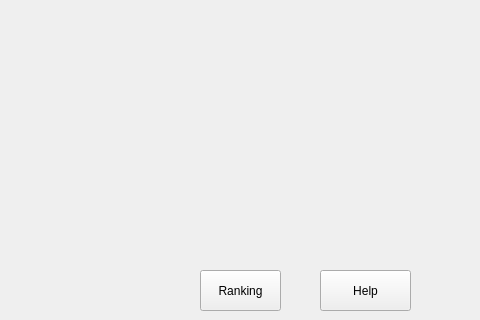
This is mainwindow.ui in hero919/ImagesMatching as Qt 5 draws it before an edit; both pictures show x 320 to 800 and y 280 to 600 of the 800 by 600 pixel window. The edited form follows.
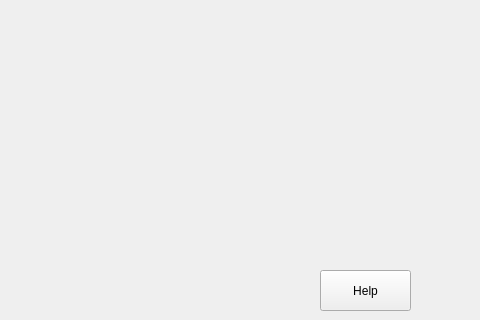
This is the edited form. Icons and pictures are not drawn.

Diff of the .ui file:
```diff
--- a/mainwindow.ui
+++ b/mainwindow.ui
@@ -71,22 +71,6 @@
      <string>Basic Mode</string>
     </property>
    </widget>
-   <widget class="QPushButton" name="pushButton">
-    <property name="geometry">
-     <rect>
-      <x>520</x>
-      <y>550</y>
-      <width>81</width>
-      <height>41</height>
-     </rect>
-    </property>
-    <property name="styleSheet">
-     <string notr="true">background-image: url();</string>
-    </property>
-    <property name="text">
-     <string>Ranking</string>
-    </property>
-   </widget>
    <widget class="QPushButton" name="pushButton_5">
     <property name="geometry">
      <rect>
```
